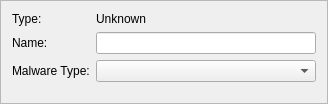
dmzgroup/css, file ui/MalwareInspector.ui: the form before one commit.
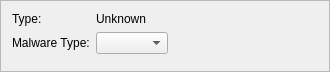
The form after the commit.

Diff of the .ui file:
```diff
--- a/ui/MalwareInspector.ui
+++ b/ui/MalwareInspector.ui
@@ -6,8 +6,8 @@
    <rect>
     <x>0</x>
     <y>0</y>
-    <width>328</width>
-    <height>104</height>
+    <width>330</width>
+    <height>72</height>
    </rect>
   </property>
   <property name="windowTitle">
@@ -20,6 +20,9 @@
    <enum>QFrame::Raised</enum>
   </property>
   <layout class="QFormLayout" name="formLayout">
+   <property name="fieldGrowthPolicy">
+    <enum>QFormLayout::FieldsStayAtSizeHint</enum>
+   </property>
    <item row="0" column="0">
     <widget class="QLabel" name="label_3">
      <property name="text">
@@ -35,23 +38,13 @@
     </widget>
    </item>
    <item row="1" column="0">
-    <widget class="QLabel" name="label">
-     <property name="text">
-      <string>Name:</string>
-     </property>
-    </widget>
-   </item>
-   <item row="1" column="1">
-    <widget class="QLineEdit" name="nameEdit"/>
-   </item>
-   <item row="2" column="0">
     <widget class="QLabel" name="label_2">
      <property name="text">
       <string>Malware Type:</string>
      </property>
     </widget>
    </item>
-   <item row="2" column="1">
+   <item row="1" column="1">
     <widget class="QComboBox" name="malwareBox"/>
    </item>
   </layout>
```
